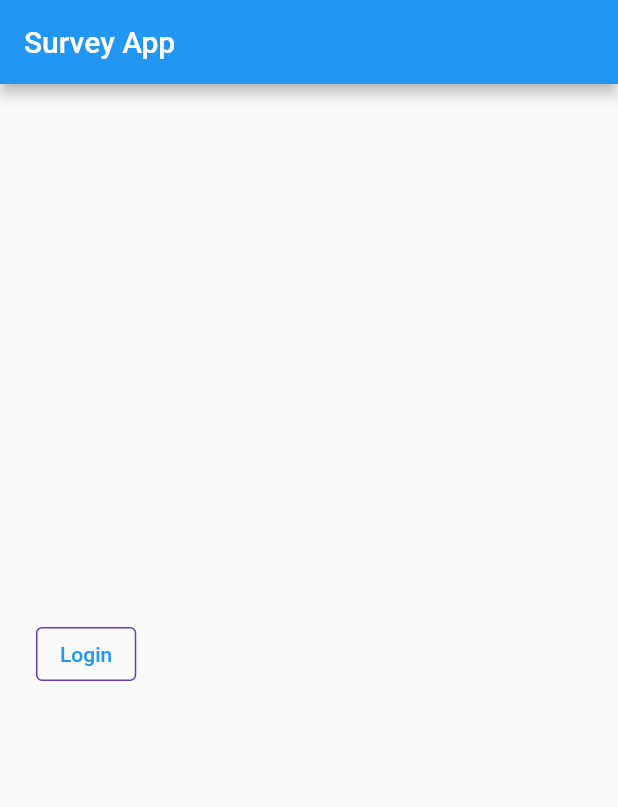
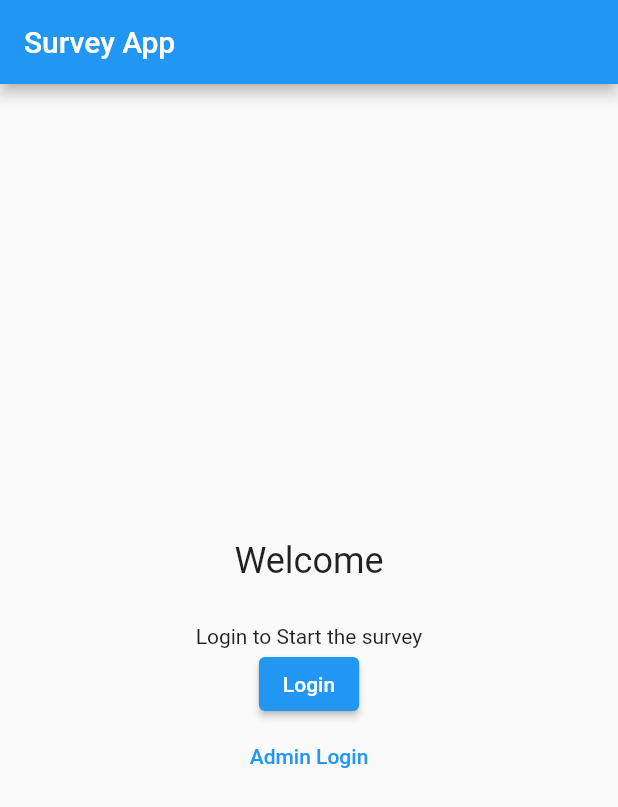
Before and after one commit to helal-uzzaman/survey_app, a Flutter app: the screen it shows after launch, on a phone screen of 412 x 824 dp. Shown: the top 807 px of the screen. Run offline on Flutter 3.47's test engine with Material 2 defaults, Android fonts, the light colour scheme and no system bars; our stand-ins replace cloud_firestore, firebase_auth, firebase_core; accounts and stored records are empty.

Commit message:
admin home page worked.

```diff
--- /dev/null
+++ b/lib/admin/admin_authentication.dart
@@ -0,0 +1,16 @@
+
+import 'package:flutter/material.dart';
+
+enum AdminScreenState{
+  adminEmailPassword,
+  adminLoggedIn,
+}
+
+class AdminAuthentication extends StatelessWidget {
+  const AdminAuthentication({ Key? key }) : super(key: key);
+
+  @override
+  Widget build(BuildContext context) {
+    return MaterialApp();
+  }
+}
--- /dev/null
+++ b/lib/admin/admin_home.dart
@@ -0,0 +1,27 @@
+import 'package:flutter/material.dart';
+import 'package:provider/provider.dart';
+import 'package:survey_app/admin/admin_state.dart';
+
+class AdminHome extends StatelessWidget {
+  const AdminHome({ Key? key }) : super(key: key);
+
+  @override
+  Widget build(BuildContext context) {
+    return ChangeNotifierProvider(
+      create:(context) =>  AdminState(),
+      builder: (context, _) => AdminScreen(),
+
+    );
+  }
+}
+
+class AdminScreen extends StatelessWidget {
+  const AdminScreen({ Key? key }) : super(key: key);
+
+  @override
+  Widget build(BuildContext context) {
+    return MaterialApp(
+      home: Scaffold(appBar: AppBar(title: Text("Admin"),),body: Text("Welcome to admin page"),),
+    );
+  }
+}
--- a/lib/authentication.dart
+++ b/lib/authentication.dart
@@ -1,4 +1,5 @@
 import 'package:flutter/material.dart';
+import 'package:survey_app/admin/admin_home.dart';
 import 'package:survey_app/survey.dart';
 
 import './widget.dart';
@@ -13,8 +14,6 @@ enum ApplicationLoginState {
   password,
   loggedIn,
   inSurvey,
-  adminEmailPassword,
-  adminLoggedIn,
 }
 
 // mvvm -> view
@@ -58,17 +57,31 @@ class Authentication extends StatelessWidget {
   Widget build(BuildContext context) {
     switch (loginState) {
       case ApplicationLoginState.loggedOut:
-        return Row(
+        return Column(
+          mainAxisAlignment: MainAxisAlignment.center,
           children: [
-            Padding(
-              padding: const EdgeInsets.only(left: 24, bottom: 8),
-              child: StyledButton(
-                onPressed: () {
-                  startLoginFlow();
-                },
-                child: const Text('Login'),
-              ),
+            const Header("Welcome"),
+            const SizedBox(
+              height: 20,
             ),
+            const Text("Login to Start the survey"),
+            ElevatedButton(
+              onPressed: () {
+                startLoginFlow();
+              },
+              child: const Text('Login'),
+            ),
+            TextButton(
+              onPressed: () {
+                Navigator.push(
+                  context,
+                  MaterialPageRoute(builder: (context) {
+                    return AdminHome();
+                  }),
+                );
+              },
+              child: Text("Admin Login"),
+            )
           ],
         );
       case ApplicationLoginState.emailAddress:
```
Also changed, not shown: lib/admin/admin_state.dart (added, +10 -0 lines).
